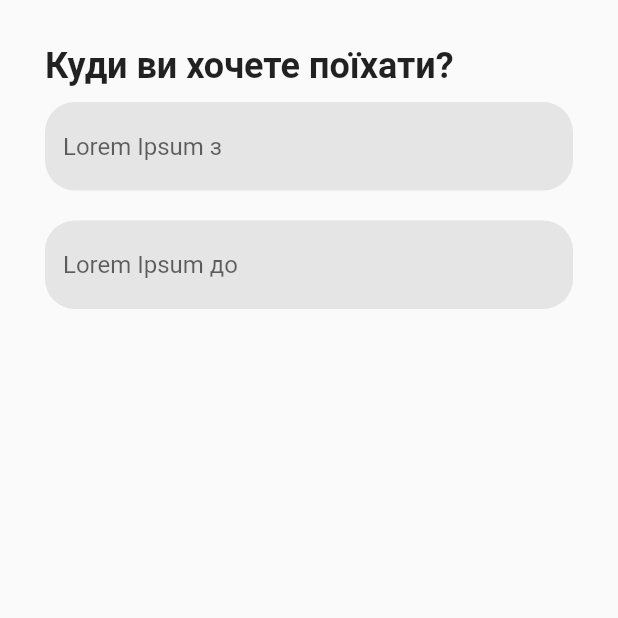
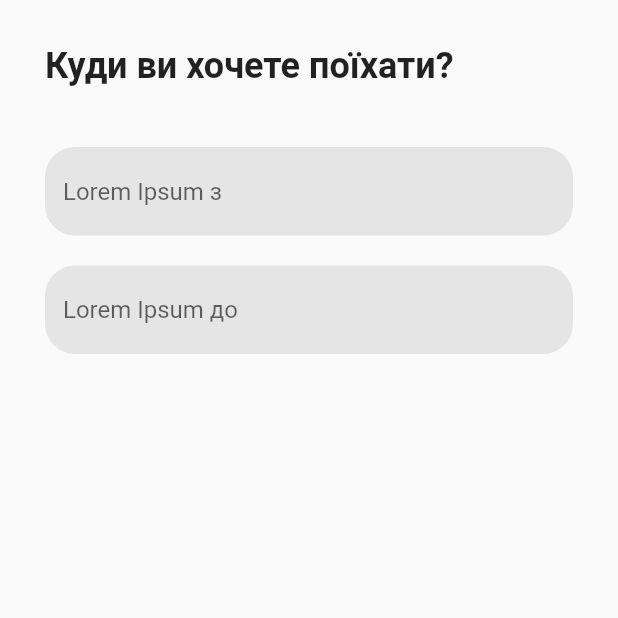
Before and after one commit to Ravenen/flutter_layout, a Flutter app: the screen it shows after launch, on a phone screen of 412 x 824 dp, the top half of it. Run offline on Flutter 3.47's test engine with Material 2 defaults, Android fonts, the phone set to English and light mode, and no system bars.

Commit message:
Added a padding for titleSection

```diff
--- a/lib/main.dart
+++ b/lib/main.dart
@@ -26,13 +26,16 @@ class MyApp extends StatelessWidget {
   // This widget is the root of your application.
   @override
   Widget build(BuildContext context) {
-    Widget titleSection = Row(
+    Widget titleSection = Container(
+      padding: const EdgeInsets.only(bottom: 30),
+      child: Row(
         children: const [
           Text(
             'Куди ви хочете поїхати?',
             style: TextStyle(fontWeight: FontWeight.bold, fontSize: 24),
           ),
         ],
+      ),
     );
 
     Widget textFieldsSection = Row(
```
Lines whose indentation alone changed are shown as unchanged.
